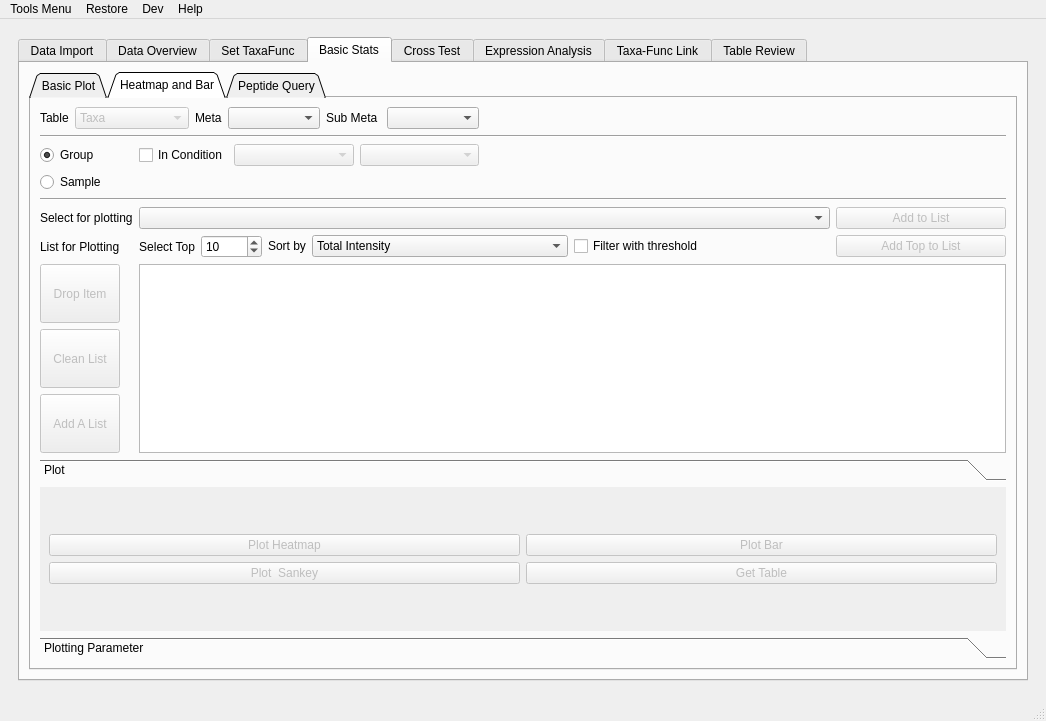
byemaxx/MetaX, file metax/gui/metax_gui/main_window.ui: the form before one commit.
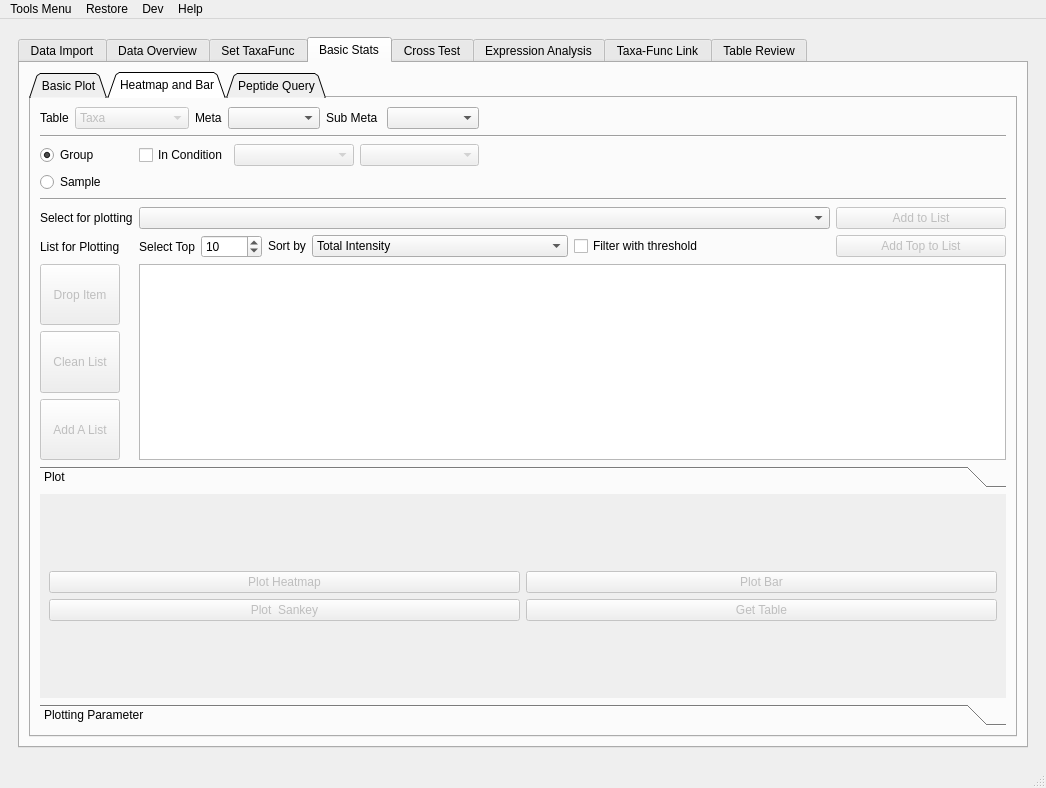
The form after the commit. The open tabs and pages were chosen to show the change.

The edit to the form file:
```diff
--- a/metax/gui/metax_gui/main_window.ui
+++ b/metax/gui/metax_gui/main_window.ui
@@ -2785,7 +2785,7 @@
                 <item row="7" column="1" rowspan="2" colspan="5">
                  <widget class="QListWidget" name="listWidget_list_for_ploting">
                   <property name="sizePolicy">
-                   <sizepolicy hsizetype="Preferred" vsizetype="Preferred">
+                   <sizepolicy hsizetype="Preferred" vsizetype="MinimumExpanding">
                     <horstretch>0</horstretch>
                     <verstretch>0</verstretch>
                    </sizepolicy>
@@ -2871,13 +2871,13 @@
                   <property name="minimumSize">
                    <size>
                     <width>0</width>
-                    <height>200</height>
+                    <height>260</height>
                    </size>
                   </property>
                   <property name="maximumSize">
                    <size>
                     <width>16777215</width>
-                    <height>430</height>
+                    <height>400</height>
                    </size>
                   </property>
                   <property name="currentIndex">
@@ -2888,8 +2888,8 @@
                     <rect>
                      <x>0</x>
                      <y>0</y>
-                     <width>176</width>
-                     <height>72</height>
+                     <width>888</width>
+                     <height>206</height>
                     </rect>
                    </property>
                    <attribute name="label">
```
Left out of the diff: 36 changed lines with no effect on the pictures.
